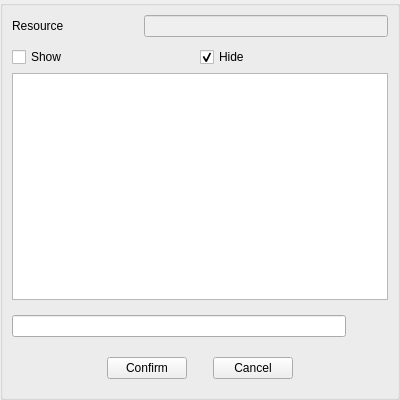
RemotelyChaotic/JOIPEngine, file src/Editor/Script/IconSnippetOverlay.ui: the form before one commit.
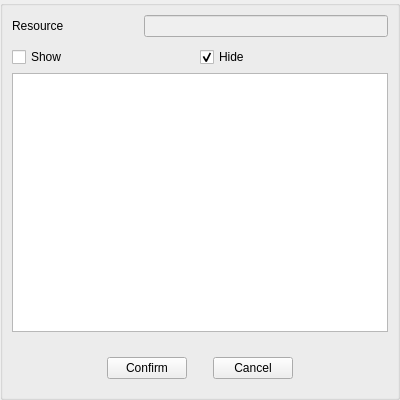
The form after the commit. Icons and pictures are not drawn. Custom widgets are drawn as their Qt base class.

Diff of the .ui file:
```diff
--- a/src/Editor/Script/IconSnippetOverlay.ui
+++ b/src/Editor/Script/IconSnippetOverlay.ui
@@ -79,59 +79,7 @@
           </widget>
          </item>
          <item row="2" column="0">
-          <widget class="QWidget" name="widget_3" native="true">
-           <layout class="QHBoxLayout" name="horizontalLayout_3">
-            <property name="spacing">
-             <number>10</number>
-            </property>
-            <property name="leftMargin">
-             <number>0</number>
-            </property>
-            <property name="topMargin">
-             <number>0</number>
-            </property>
-            <property name="rightMargin">
-             <number>0</number>
-            </property>
-            <property name="bottomMargin">
-             <number>0</number>
-            </property>
-            <item>
-             <widget class="QLineEdit" name="pFilterLineEdit_2"/>
-            </item>
-            <item>
-             <widget class="QLabel" name="label_2">
-              <property name="sizePolicy">
-               <sizepolicy hsizetype="Fixed" vsizetype="Fixed">
-                <horstretch>0</horstretch>
-                <verstretch>0</verstretch>
-               </sizepolicy>
-              </property>
-              <property name="minimumSize">
-               <size>
-                <width>32</width>
-                <height>32</height>
-               </size>
-              </property>
-              <property name="maximumSize">
-               <size>
-                <width>32</width>
-                <height>32</height>
-               </size>
-              </property>
-              <property name="text">
-               <string/>
-              </property>
-              <property name="pixmap">
-               <pixmap resource="../../../resources.qrc">:/resources/img/ButtonSearch.png</pixmap>
-              </property>
-              <property name="scaledContents">
-               <bool>true</bool>
-              </property>
-             </widget>
-            </item>
-           </layout>
-          </widget>
+          <widget class="CSearchWidget" name="pFilter" native="true"/>
          </item>
         </layout>
        </widget>
@@ -283,6 +231,12 @@
   </layout>
  </widget>
  <customwidgets>
+  <customwidget>
+   <class>CSearchWidget</class>
+   <extends>QWidget</extends>
+   <header>Widgets/SearchWidget.h</header>
+   <container>1</container>
+  </customwidget>
   <customwidget>
    <class>COverlayBase</class>
    <extends>QWidget</extends>
```
Left out of the diff: 4 changed lines with no effect on the pictures.
